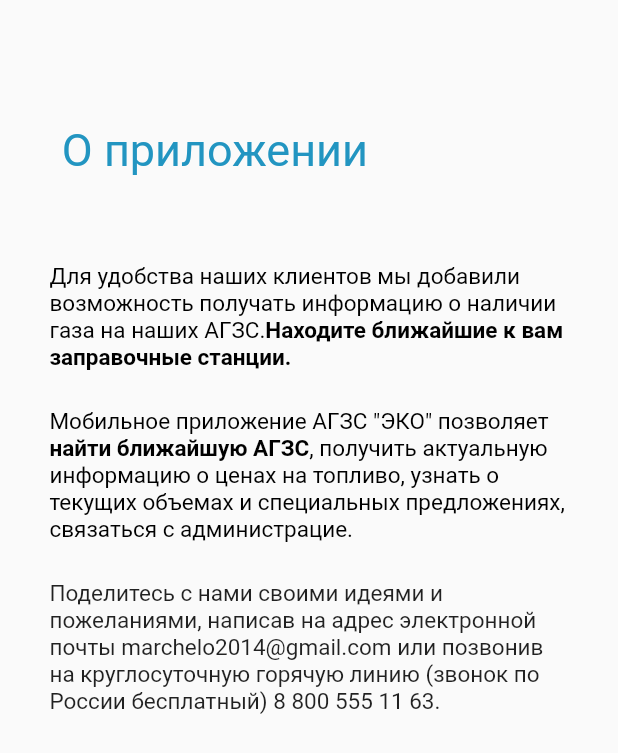
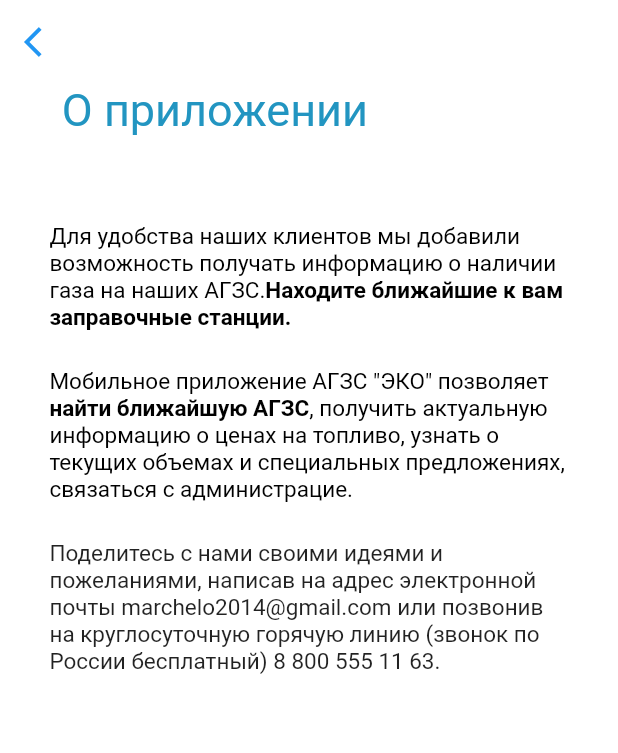
Before and after one commit to barganaev/GasApp, a Flutter app: the AboutApp screen opened directly, on a phone screen of 412 x 824 dp. Shown: the top 753 px of the screen. Run offline on Flutter 3.47's test engine with Material 2 defaults, Android fonts, the phone set to English and light mode, and no system bars; our stand-ins replace bloc, equatable, flutter_bloc, geolocator, google_maps_flutter, mask_text_input_formatter and 1 more; accounts and stored records are empty.

Commit message:
added: appbars of drawer screens

```diff
--- a/lib/screens/drawer/about_app.dart
+++ b/lib/screens/drawer/about_app.dart
@@ -12,11 +12,25 @@ class _AboutAppState extends State<AboutApp> {
   @override
   Widget build(BuildContext context) {
     return Scaffold(
+      backgroundColor: Colors.white,
+      appBar: AppBar(
+        elevation: 0,
+        backgroundColor: Colors.white,
+        leading: GestureDetector(
+          onTap: (){
+            Navigator.pop(context);
+          },
+          child: Icon(
+            Icons.arrow_back_ios,
+            color: Colors.blue,
+          )
+        ),
+      ),
       body: SingleChildScrollView(
         child: Column(
           children: [
             Container(
-              padding: EdgeInsets.only(left: screenSize(context).width * 0.1, right: screenSize(context).width * 0.1, top: screenSize(context).height * 0.1),
+              padding: EdgeInsets.only(left: screenSize(context).width * 0.1, right: screenSize(context).width * 0.1, /*top: screenSize(context).height * 0.1*/),
               child: Align(alignment: Alignment.centerLeft,child: Text('О приложении', style: TextStyle(color: Color(0xFF2295C1), fontSize: 30),)),
             ),
             Container(
--- a/lib/screens/home_screen.dart
+++ b/lib/screens/home_screen.dart
@@ -9,7 +9,7 @@ import 'package:geolocator/geolocator.dart';
 import 'package:google_maps_flutter/google_maps_flutter.dart';
 import 'package:gasapp/utils/utils.dart';
 import 'drawer/home_drawer.dart';
-import 'package:wakelock/wakelock.dart';
+//import 'package:wakelock/wakelock.dart';
 
 class HomeScreen extends StatefulWidget {
   @override
--- a/lib/screens/login.dart
+++ b/lib/screens/login.dart
@@ -101,7 +101,7 @@ class _LogInState extends State<LogIn> {
                                   autocorrect: false,
                                   validator: (String inValue) {
                                     if (inValue == null || inValue.isEmpty) {
-                                      return 'Please enter some text';
+                                      return 'Пожалуйста, введите ваш номер';
                                     }
                                     return null;
                                   },
```
Also changed, not shown: lib/screens/account_screen.dart (+24 -7 lines), lib/screens/drawer/feedback.dart (+16 -1 lines), lib/screens/drawer/report_about_problem.dart (+16 -1 lines).
